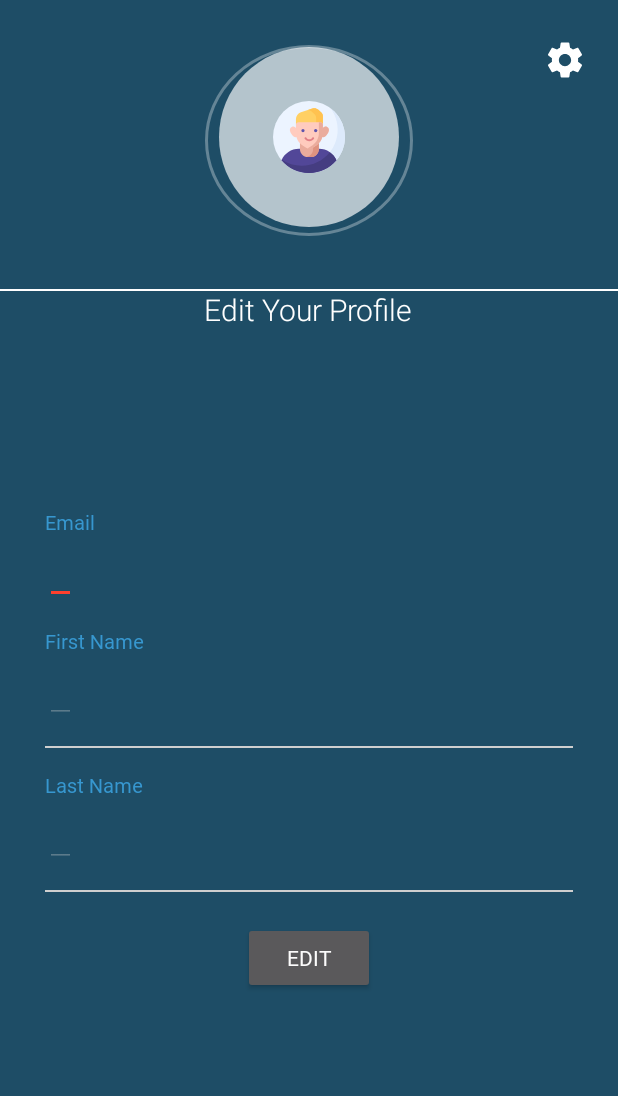
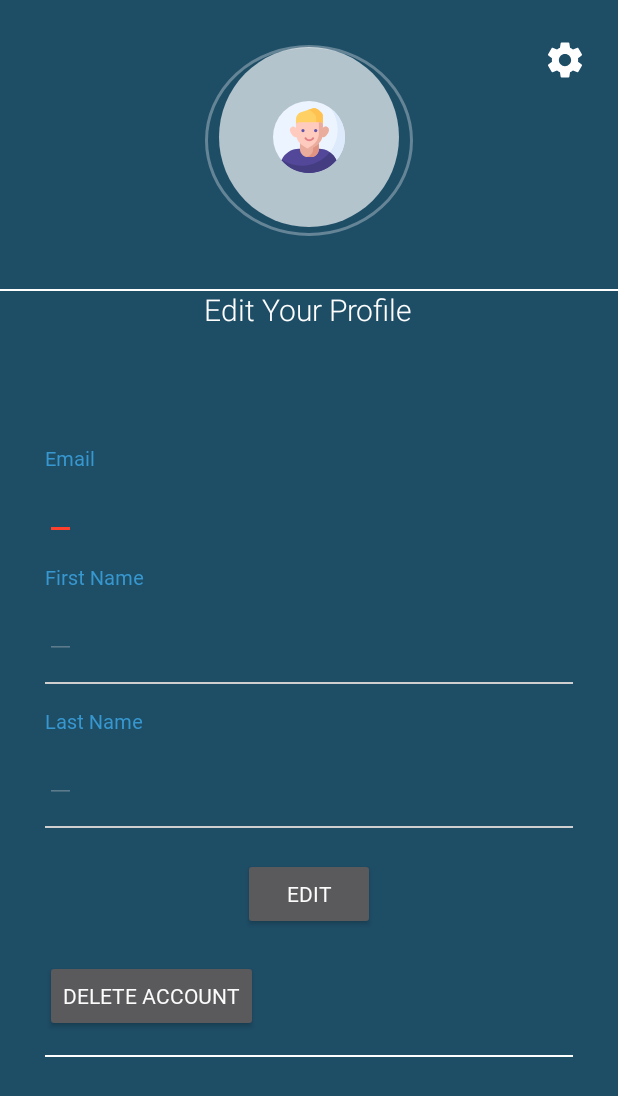
Before and after one commit to khaznaji/E-Learning-Mobile, an Android app: the ProfileSettings screen opened directly, with no data from a screen before it, on a phone screen of 412 x 824 dp. Shown: the top 1096 px of the screen. Run offline under Robolectric (Android 15) with nearby library versions, the phone set to English and light mode, and no system bars; our stand-ins replace Room's generated code.

Commit message:
edit user profile

```diff
--- a/app/src/main/res/layout/profile_settings.xml
+++ b/app/src/main/res/layout/profile_settings.xml
@@ -187,6 +187,22 @@
                 android:text="Edit"
                  />
 
+            <Button
+                android:id="@+id/btn_delete_account"
+                android:layout_width="wrap_content"
+                android:layout_height="wrap_content"
+                android:layout_below="@+id/tv_edit_profile"
+                android:layout_centerHorizontal="true"
+                android:layout_marginTop="20dp"
+                android:text="Delete Account" />
+
+            <View
+                android:layout_width="match_parent"
+                android:layout_height="1dp"
+                android:layout_below="@+id/btn_delete_account"
+                android:layout_marginTop="15dp"
+                android:background="@color/greys" />
+
         </LinearLayout>
 
         <View
```
Also changed, not shown: app/src/main/java/com/appsnipp/education/ProfileSettings.java (+68 -0 lines).
